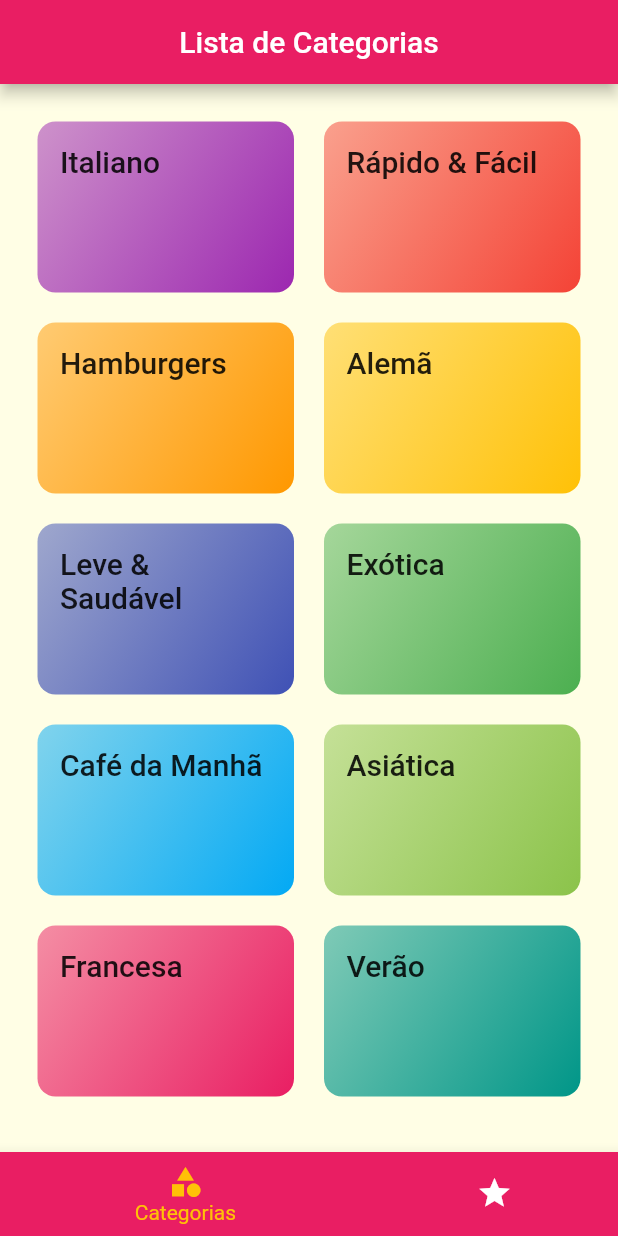
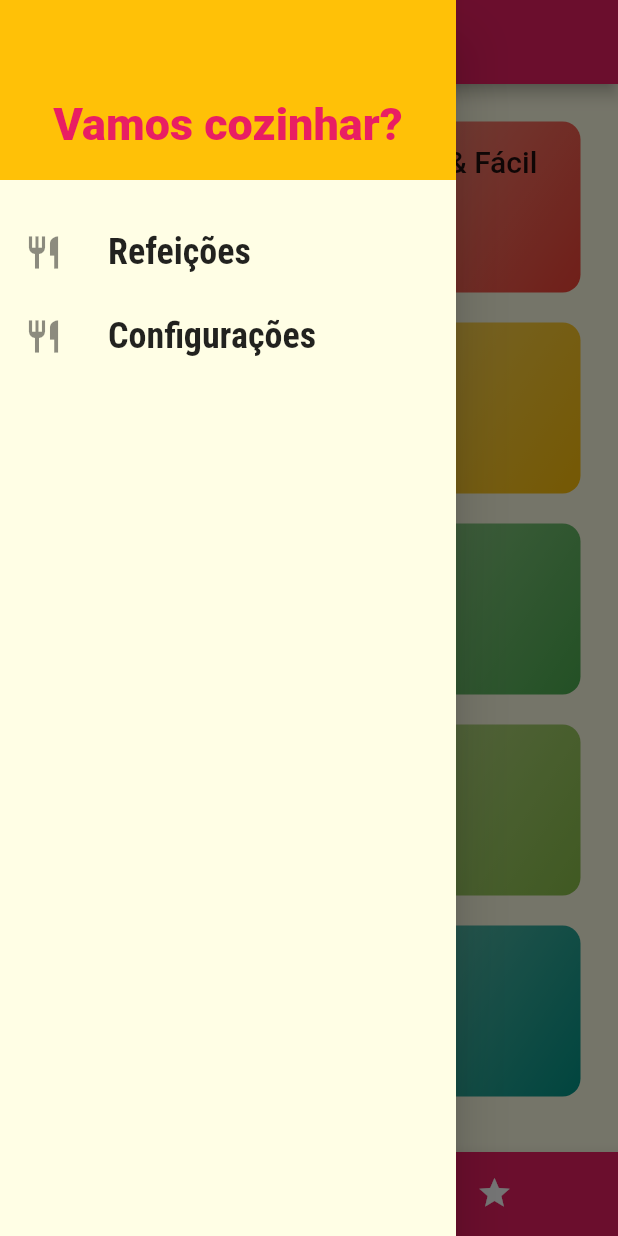
Before and after one commit to MarhlonKorb/meals, a Flutter app: the screen it shows after launch, with the side drawer open (before the commit the screen has no drawer), on a phone screen of 412 x 824 dp. Run offline on Flutter 3.47's test engine with Material 2 defaults, Android fonts, the phone set to English and light mode, and no system bars.

Commit message:
Adicionado Drawer na tela de configuracoes
Foi adicionada uma nota rota e alterado o modo de navegação de rotas para excluir da pilha tekas desnecessárias. Foi adicionada a tela de configuração para salvar preferências de usuário.

```diff
--- /dev/null
+++ b/lib/components/main_drawer.dart
@@ -0,0 +1,63 @@
+import 'package:flutter/material.dart';
+import 'package:meals/utils/app_routes.dart';
+
+class MainDrawer extends StatelessWidget {
+  const MainDrawer({super.key});
+
+  Widget _createItem(IconData icon, String label, Function() onTap) {
+    return ListTile(
+      leading: Icon(
+        icon,
+        size: 26,
+      ),
+      title: Text(
+        label,
+        style: const TextStyle(
+          fontFamily: 'RobotoCondensed',
+          fontSize: 24,
+          fontWeight: FontWeight.bold,
+        ),
+      ),
+      onTap: onTap,
+    );
+  }
+
+  @override
+  Widget build(BuildContext context) {
+    return Drawer(
+      child: Column(
+        children: [
+          Container(
+            height: 120,
+            width: double.infinity,
+            padding: const EdgeInsets.all(20),
+            color: Theme.of(context).colorScheme.secondary,
+            alignment: Alignment.bottomCenter,
+            child: Text(
+              'Vamos cozinhar?',
+              style: TextStyle(
+                  fontWeight: FontWeight.w900,
+                  fontSize: 30,
+                  color: Theme.of(context).primaryColor),
+            ),
+          ),
+          const SizedBox(
+            height: 20,
+          ),
+          _createItem(
+            Icons.restaurant,
+            'Refeições',
+            () => Navigator.of(context).pushReplacementNamed(AppRoutes.HOME),
+          ),
+          _createItem(
+            Icons.restaurant,
+            'Configurações',
+            // Método pushReplacementNamed() serve para direcionar para outra tela excluíndo a tela atual da
+            // pilha de execução
+            () => Navigator.of(context).pushReplacementNamed(AppRoutes.SETTINGS),
+          ),
+        ],
+      ),
+    );
+  }
+}
--- a/lib/main.dart
+++ b/lib/main.dart
@@ -1,6 +1,7 @@
 import 'package:flutter/material.dart';
 import 'package:meals/screens/categories_meals_screen.dart';
 import 'package:meals/screens/meal_detail-screen.dart';
+import 'package:meals/screens/settings_screen.dart';
 import 'package:meals/screens/tabs_screen.dart';
 
 import 'utils/app_routes.dart';
@@ -23,9 +24,10 @@ class MyApp extends StatelessWidget {
               titleMedium: const TextStyle(
                   fontSize: 20, fontFamily: 'RobotoCondensed'))),
       routes: {
-        AppRoutes.HOME: (context) => TabsScreen(),
+        AppRoutes.HOME: (context) => const TabsScreen(),
         AppRoutes.CATEGORIES_MEALS: (context) => const CategoriesMealsScreen(),
         AppRoutes.MEAL_DETAIL: (context) => const MealDetailScreen(),
+        AppRoutes.SETTINGS: (context) => const SettingsScreen(),
       },
 
 // // Melhor aplicação caso a rota acessada não exista
--- a/lib/models/meal.dart
+++ b/lib/models/meal.dart
@@ -51,6 +51,7 @@ class Meal {
     return 'Difícil';
     default: 'Desconhecida';
   }
+  return null;
   }
 
   String? get  costText{
@@ -63,5 +64,6 @@ class Meal {
     return 'Caro';
     default: 'Desconhecido';
   }
+  return null;
   }
 }
--- a/lib/screens/meal_detail-screen.dart
+++ b/lib/screens/meal_detail-screen.dart
@@ -82,6 +82,12 @@ class MealDetailScreen extends StatelessWidget {
           ),
         ]),
       ),
+      floatingActionButton: FloatingActionButton(
+        child: const Icon(Icons.star),
+        onPressed: (){
+          Navigator.of(context).pop(meal.title);
+        },
+      ),
     );
   }
 }
--- a/lib/screens/tabs_screen.dart
+++ b/lib/screens/tabs_screen.dart
@@ -1,4 +1,5 @@
 import 'package:flutter/material.dart';
+import 'package:meals/components/main_drawer.dart';
 import 'package:meals/screens/categories-screen.dart';
 import 'package:meals/screens/favorite_screen.dart';
 
@@ -32,6 +33,8 @@ class _TabsScreenState extends State<TabsScreen> {
         centerTitle: true,
         title: Text(_screens[_selectedScreenIndex]['title'].toString()),
       ),
+      drawer: const MainDrawer()
+      ,
       body: _screens[_selectedScreenIndex]['screen'] as Widget,
       bottomNavigationBar: BottomNavigationBar(
         onTap: _selectScreen,
--- a/lib/utils/app_routes.dart
+++ b/lib/utils/app_routes.dart
@@ -2,4 +2,5 @@ class AppRoutes {
   static const HOME = '/';
   static const CATEGORIES_MEALS = '/categories-meals';
   static const MEAL_DETAIL = '/meal-detail';
+  static const SETTINGS = '/settings';
 }
```
Also changed, not shown: lib/components/meal_item.dart (+8 -1 lines), lib/models/settings.dart (added, +13 -0 lines), lib/screens/settings_screen.dart (added, +79 -0 lines).
